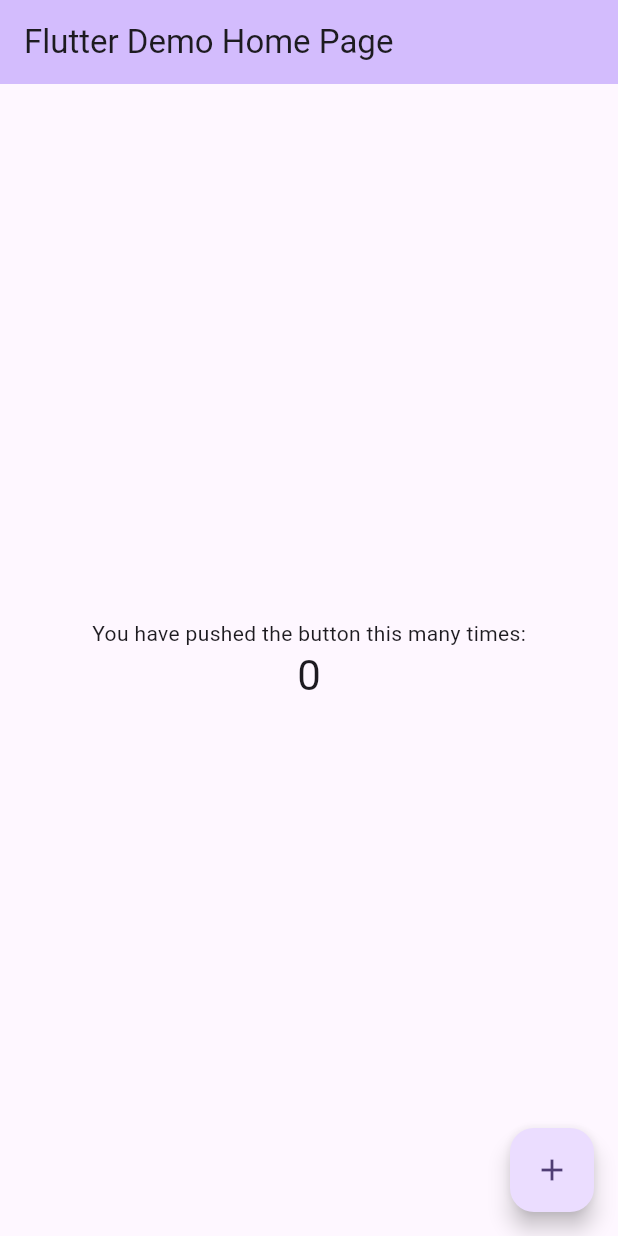
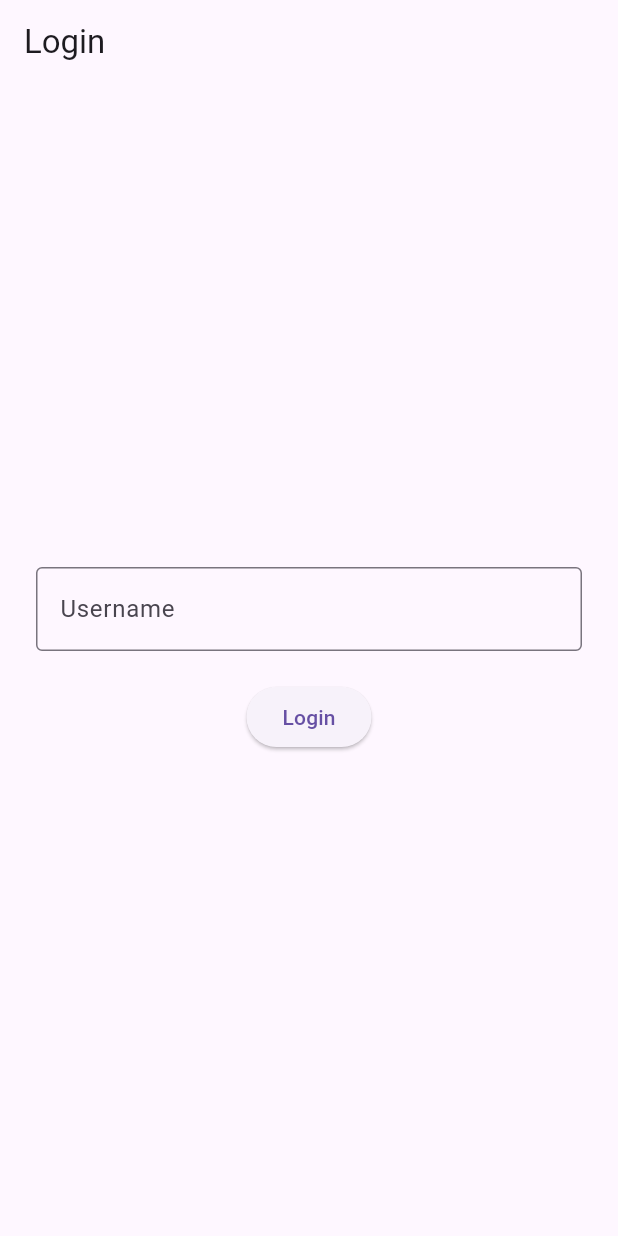
Before and after one commit to jonathancenas/flutter_mini_app_assessment, a Flutter app: the screen it shows after launch, on a phone screen of 412 x 824 dp. Run offline on Flutter 3.47's test engine with Material 3 defaults, Android fonts, the phone set to English and light mode, and no system bars; our stand-ins replace dio, equatable, flutter_bloc.

Commit message:
Completed assessment app with clean architecture

```diff
--- /dev/null
+++ b/lib/features/auth/presentation/pages/login_page.dart
@@ -0,0 +1,54 @@
+import 'package:flutter/material.dart';
+import 'package:flutter_bloc/flutter_bloc.dart';
+import 'package:flutter_mini_app_assessment/features/launches/presentation/bloc/launch_bloc.dart';
+import 'package:flutter_mini_app_assessment/features/launches/presentation/pages/home_page.dart';
+
+class LoginPage extends StatefulWidget {
+  const LoginPage({super.key});
+
+  @override
+  State<LoginPage> createState() => _LoginPageState();
+}
+
+class _LoginPageState extends State<LoginPage> {
+  final controller = TextEditingController();
+
+  void login() {
+    if (controller.text.trim().isNotEmpty) {
+      context.read<LaunchBloc>().add(FetchLaunches());
+
+      Navigator.pushReplacement(
+        context,
+        MaterialPageRoute(builder: (_) => const HomePage()),
+      );
+    } else {
+      ScaffoldMessenger.of(
+        context,
+      ).showSnackBar(const SnackBar(content: Text('Enter any value to login')));
+    }
+  }
+
+  @override
+  Widget build(BuildContext context) {
+    return Scaffold(
+      appBar: AppBar(title: const Text('Login')),
+      body: Padding(
+        padding: const EdgeInsets.all(24),
+        child: Column(
+          mainAxisAlignment: MainAxisAlignment.center,
+          children: [
+            TextField(
+              controller: controller,
+              decoration: const InputDecoration(
+                labelText: 'Username',
+                border: OutlineInputBorder(),
+              ),
+            ),
+            const SizedBox(height: 20),
+            ElevatedButton(onPressed: login, child: const Text('Login')),
+          ],
+        ),
+      ),
+    );
+  }
+}
--- /dev/null
+++ b/lib/features/launches/domain/entities/launch.dart
@@ -0,0 +1,18 @@
+import 'package:equatable/equatable.dart';
+
+class Launch extends Equatable {
+  final String id;
+  final String name;
+  final DateTime date;
+  final bool success;
+
+  const Launch({
+    required this.id,
+    required this.name,
+    required this.date,
+    required this.success,
+  });
+
+  @override
+  List<Object?> get props => [id, name, date, success];
+}
--- /dev/null
+++ b/lib/features/launches/domain/repositories/launch_repository.dart
@@ -0,0 +1,5 @@
+import 'package:flutter_mini_app_assessment/features/launches/domain/entities/launch.dart';
+
+abstract class LaunchRepository {
+  Future<List<Launch>> getLaunches();
+}
--- /dev/null
+++ b/lib/features/launches/domain/usecases/get_launches.dart
@@ -0,0 +1,12 @@
+import 'package:flutter_mini_app_assessment/features/launches/domain/entities/launch.dart';
+import 'package:flutter_mini_app_assessment/features/launches/domain/repositories/launch_repository.dart';
+
+class GetLaunches {
+  final LaunchRepository repository;
+
+  GetLaunches(this.repository);
+
+  Future<List<Launch>> call() {
+    return repository.getLaunches();
+  }
+}
--- /dev/null
+++ b/lib/features/launches/presentation/bloc/launch_bloc.dart
@@ -0,0 +1,59 @@
+import 'package:flutter_bloc/flutter_bloc.dart';
+import 'package:equatable/equatable.dart';
+
+import 'package:flutter_mini_app_assessment/features/launches/domain/entities/launch.dart';
+import 'package:flutter_mini_app_assessment/features/launches/domain/usecases/get_launches.dart';
+
+/// EVENTS
+abstract class LaunchEvent extends Equatable {
+  @override
+  List<Object?> get props => [];
+}
+
+class FetchLaunches extends LaunchEvent {}
+
+/// STATES
+abstract class LaunchState extends Equatable {
+  @override
+  List<Object?> get props => [];
+}
+
+class LaunchInitial extends LaunchState {}
+
+class LaunchLoading extends LaunchState {}
+
+class LaunchLoaded extends LaunchState {
+  final List<Launch> launches;
+
+  LaunchLoaded(this.launches);
+
+  @override
+  List<Object?> get props => [launches];
+}
+
+class LaunchError extends LaunchState {
+  final String message;
+
+  LaunchError(this.message);
+
+  @override
+  List<Object?> get props => [message];
+}
+
+/// BLOC
+class LaunchBloc extends Bloc<LaunchEvent, LaunchState> {
+  final GetLaunches getLaunches;
+
+  LaunchBloc(this.getLaunches) : super(LaunchInitial()) {
+    on<FetchLaunches>((event, emit) async {
+      emit(LaunchLoading());
+
+      try {
+        final launches = await getLaunches();
+        emit(LaunchLoaded(launches));
+      } catch (e) {
+        emit(LaunchError(e.toString()));
+      }
+    });
+  }
+}
--- a/lib/main.dart
+++ b/lib/main.dart
@@ -1,122 +1,35 @@
 import 'package:flutter/material.dart';
+import 'package:flutter_bloc/flutter_bloc.dart';
+import 'package:dio/dio.dart';
+
+import 'features/auth/presentation/pages/login_page.dart';
+import 'features/launches/data/datasources/launch_remote_datasource.dart';
+import 'features/launches/data/repositories/launch_repository_impl.dart';
+import 'features/launches/domain/usecases/get_launches.dart';
+import 'features/launches/presentation/bloc/launch_bloc.dart';
 
 void main() {
-  runApp(const MyApp());
+  final dio = Dio();
+  final datasource = LaunchRemoteDataSourceImpl(dio);
+  final repository = LaunchRepositoryImpl(datasource);
+  final usecase = GetLaunches(repository);
+
+  runApp(MyApp(usecase));
 }
 
 class MyApp extends StatelessWidget {
-  const MyApp({super.key});
+  final GetLaunches usecase;
 
-  // This widget is the root of your application.
+  const MyApp(this.usecase, {super.key});
+
   @override
   Widget build(BuildContext context) {
-    return MaterialApp(
-      title: 'Flutter Demo',
-      theme: ThemeData(
-        // This is the theme of your application.
-        //
-        // TRY THIS: Try running your application with "flutter run". You'll see
-        // the application has a purple toolbar. Then, without quitting the app,
-        // try changing the seedColor in the colorScheme below to Colors.green
-        // and then invoke "hot reload" (save your changes or press the "hot
-        // reload" button in a Flutter-supported IDE, or press "r" if you used
-        // the command line to start the app).
-        //
-        // Notice that the counter didn't reset back to zero; the application
-        // state is not lost during the reload. To reset the state, use hot
-        // restart instead.
-        //
-        // This works for code too, not just values: Most code changes can be
-        // tested with just a hot reload.
-        colorScheme: ColorScheme.fromSeed(seedColor: Colors.deepPurple),
+    return BlocProvider(
+      create: (_) => LaunchBloc(usecase),
+      child: const MaterialApp(
+        debugShowCheckedModeBanner: false,
+        home: LoginPage(),
       ),
-      home: const MyHomePage(title: 'Flutter Demo Home Page'),
     );
   }
 }
-
-class MyHomePage extends StatefulWidget {
-  const MyHomePage({super.key, required this.title});
-
-  // This widget is the home page of your application. It is stateful, meaning
-  // that it has a State object (defined below) that contains fields that affect
-  // how it looks.
-
-  // This class is the configuration for the state. It holds the values (in this
-  // case the title) provided by the parent (in this case the App widget) and
-  // used by the build method of the State. Fields in a Widget subclass are
-  // always marked "final".
-
-  final String title;
-
-  @override
-  State<MyHomePage> createState() => _MyHomePageState();
-}
-
-class _MyHomePageState extends State<MyHomePage> {
-  int _counter = 0;
-
-  void _incrementCounter() {
-    setState(() {
-      // This call to setState tells the Flutter framework that something has
-      // changed in this State, which causes it to rerun the build method below
-      // so that the display can reflect the updated values. If we changed
-      // _counter without calling setState(), then the build method would not be
-      // called again, and so nothing would appear to happen.
-      _counter++;
-    });
-  }
-
-  @override
-  Widget build(BuildContext context) {
-    // This method is rerun every time setState is called, for instance as done
-    // by the _incrementCounter method above.
-    //
-    // The Flutter framework has been optimized to make rerunning build methods
-    // fast, so that you can just rebuild anything that needs updating rather
-    // than having to individually change instances of widgets.
-    return Scaffold(
-      appBar: AppBar(
-        // TRY THIS: Try changing the color here to a specific color (to
-        // Colors.amber, perhaps?) and trigger a hot reload to see the AppBar
-        // change color while the other colors stay the same.
-        backgroundColor: Theme.of(context).colorScheme.inversePrimary,
-        // Here we take the value from the MyHomePage object that was created by
-        // the App.build method, and use it to set our appbar title.
-        title: Text(widget.title),
-      ),
-      body: Center(
-        // Center is a layout widget. It takes a single child and positions it
-        // in the middle of the parent.
-        child: Column(
-          // Column is also a layout widget. It takes a list of children and
-          // arranges them vertically. By default, it sizes itself to fit its
-          // children horizontally, and tries to be as tall as its parent.
-          //
-          // Column has various properties to control how it sizes itself and
-          // how it positions its children. Here we use mainAxisAlignment to
-          // center the children vertically; the main axis here is the vertical
-          // axis because Columns are vertical (the cross axis would be
-          // horizontal).
-          //
-          // TRY THIS: Invoke "debug painting" (choose the "Toggle Debug Paint"
-          // action in the IDE, or press "p" in the console), to see the
-          // wireframe for each widget.
-          mainAxisAlignment: MainAxisAlignment.center,
-          children: <Widget>[
-            const Text('You have pushed the button this many times:'),
-            Text(
-              '$_counter',
-              style: Theme.of(context).textTheme.headlineMedium,
-            ),
-          ],
-        ),
-      ),
-      floatingActionButton: FloatingActionButton(
-        onPressed: _incrementCounter,
-        tooltip: 'Increment',
-        child: const Icon(Icons.add),
-      ), // This trailing comma makes auto-formatting nicer for build methods.
-    );
-  }
-}
--- a/pubspec.yaml
+++ b/pubspec.yaml
@@ -45,6 +45,9 @@ dev_dependencies:
   # package. See that file for information about deactivating specific lint
   # rules and activating additional ones.
   flutter_lints: ^5.0.0
+  dio: ^5.4.0
+  flutter_bloc: ^8.1.3
+  equatable: ^2.0.5
 
 # For information on the generic Dart part of this file, see the
 # following page: https://dart.dev/tools/pub/pubspec
```
Also changed, not shown: lib/features/launches/data/datasources/launch_remote_datasource.dart (added, +21 -0 lines), lib/features/launches/data/models/launch_nodel.dart (added, +19 -0 lines), lib/features/launches/data/repositories/launch_repository_impl.dart (added, +19 -0 lines), lib/features/launches/presentation/pages/details_page.dart (added, +28 -0 lines), lib/features/launches/presentation/pages/home_page.dart (added, +51 -0 lines), 2 other files.
